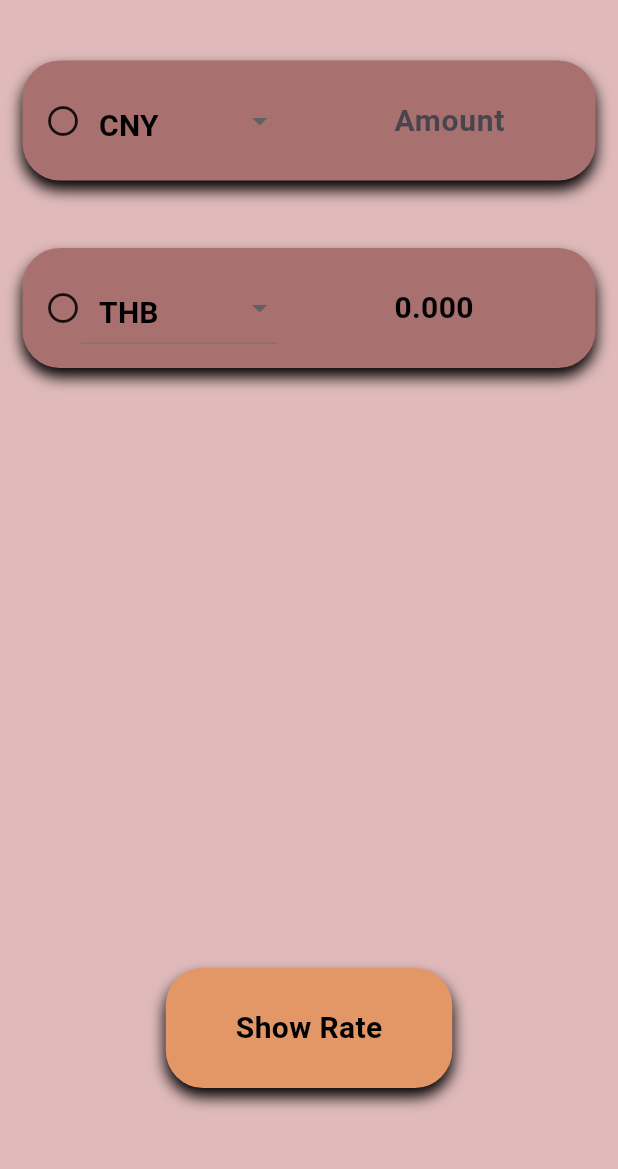
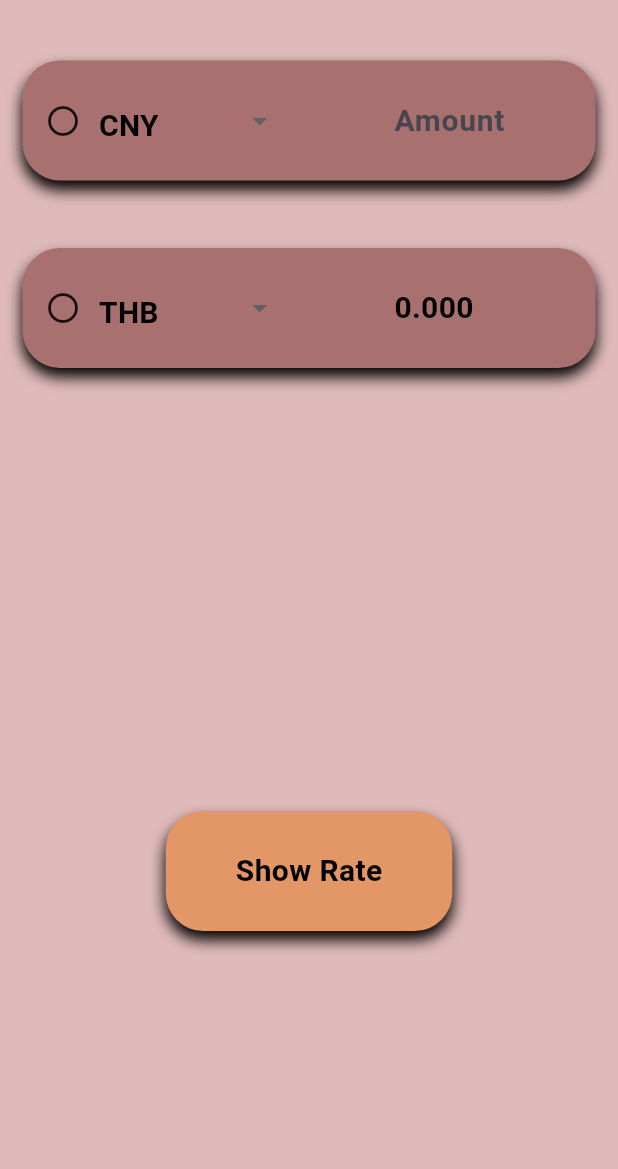
Before and after one commit to sorryma3er/currency-convertor-app, a Flutter app: the screen it shows after launch, on a phone screen of 412 x 824 dp, the part 61-1230 px from its top. Run offline on Flutter 3.47's test engine with Material 3 defaults, Android fonts, the phone set to English and light mode, and no system bars.

Commit message:
Fixed format bugs and when the onScreen keyboard show up, the fixed sizedBox will lead to overflow problem.

```diff
--- a/lib/screens/data_entry_screen.dart
+++ b/lib/screens/data_entry_screen.dart
@@ -61,6 +61,7 @@ class _DataEntryScreenState extends State<DataEntryScreen> {
                 theWidth: double.infinity,
                 theHeight: 80,
                 theChild: Row(
+                  crossAxisAlignment: CrossAxisAlignment.center,
                   children: [
                     Icon(Icons.circle_outlined),
                     // currency 1 drop down list
@@ -70,7 +71,7 @@ class _DataEntryScreenState extends State<DataEntryScreen> {
                           value: _currency1, // default value
                           decoration: const InputDecoration(
                             border: InputBorder.none,
-                            contentPadding: EdgeInsets.symmetric(horizontal: 12),
+                            contentPadding: EdgeInsets.symmetric(horizontal: 12, vertical: 0),
                           ),
                           items: _currencies.map((currency) => DropdownMenuItem(
                               value: currency,
@@ -101,7 +102,7 @@ class _DataEntryScreenState extends State<DataEntryScreen> {
                         decoration: const InputDecoration(
                           hintText: 'Amount',
                           border: InputBorder.none,
-                          contentPadding: EdgeInsets.symmetric(horizontal:12),
+                          contentPadding: EdgeInsets.symmetric(horizontal:12, vertical: 0),
                         ),
                         style: TextStyle(
                           color: kDarkTextColor,
@@ -127,6 +128,7 @@ class _DataEntryScreenState extends State<DataEntryScreen> {
               theHeight: 80,
               theOnTapFunc: () {},
               theChild: Row(
+                crossAxisAlignment: CrossAxisAlignment.center,
                 children: [
                   Icon(Icons.circle_outlined),
                   // Currency 2 drop down list
@@ -135,6 +137,7 @@ class _DataEntryScreenState extends State<DataEntryScreen> {
                     child: DropdownButtonFormField<String>(
                       value: _currency2, // default val
                       decoration: const InputDecoration(
+                        border: InputBorder.none,
                         contentPadding: EdgeInsets.symmetric(horizontal:12),
                       ),
                       items: _currencies.map((currency) => DropdownMenuItem(
@@ -178,7 +181,7 @@ class _DataEntryScreenState extends State<DataEntryScreen> {
               ),
             ),
 
-            SizedBox(height: 400,),
+            const Spacer(flex:2),
 
             // Show Rate Button Base Card
             FractionallySizedBox(
@@ -202,6 +205,8 @@ class _DataEntryScreenState extends State<DataEntryScreen> {
                 ),
               ),
             ),
+
+            const Spacer(flex:1),
           ],
         ),
 
```
